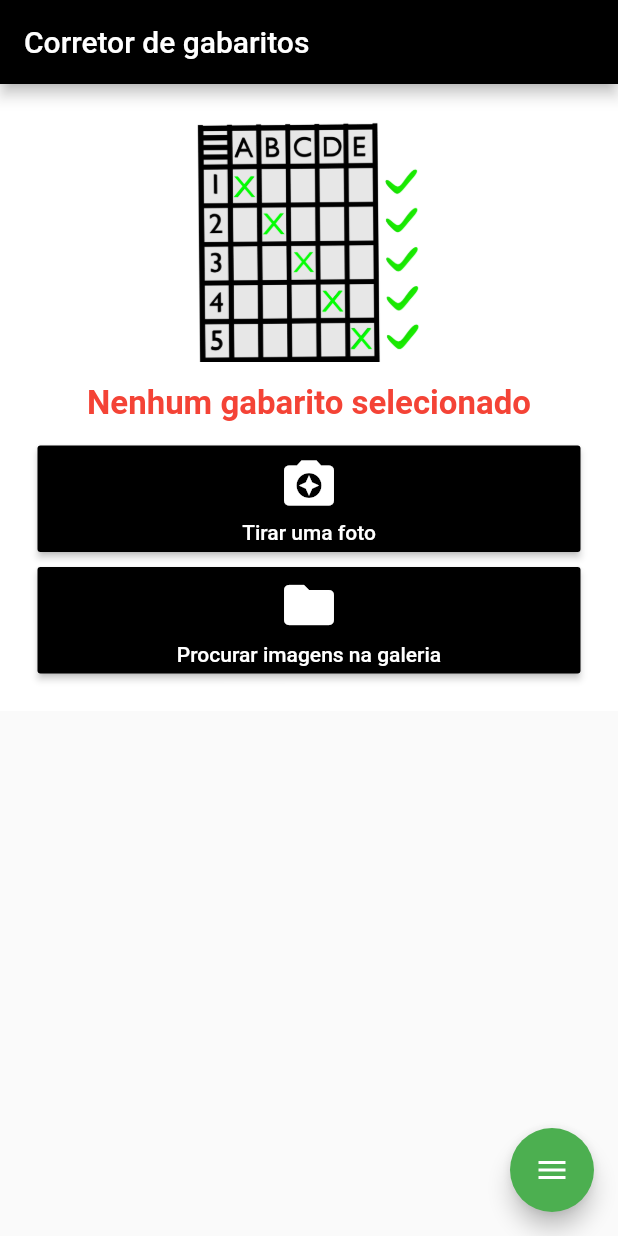
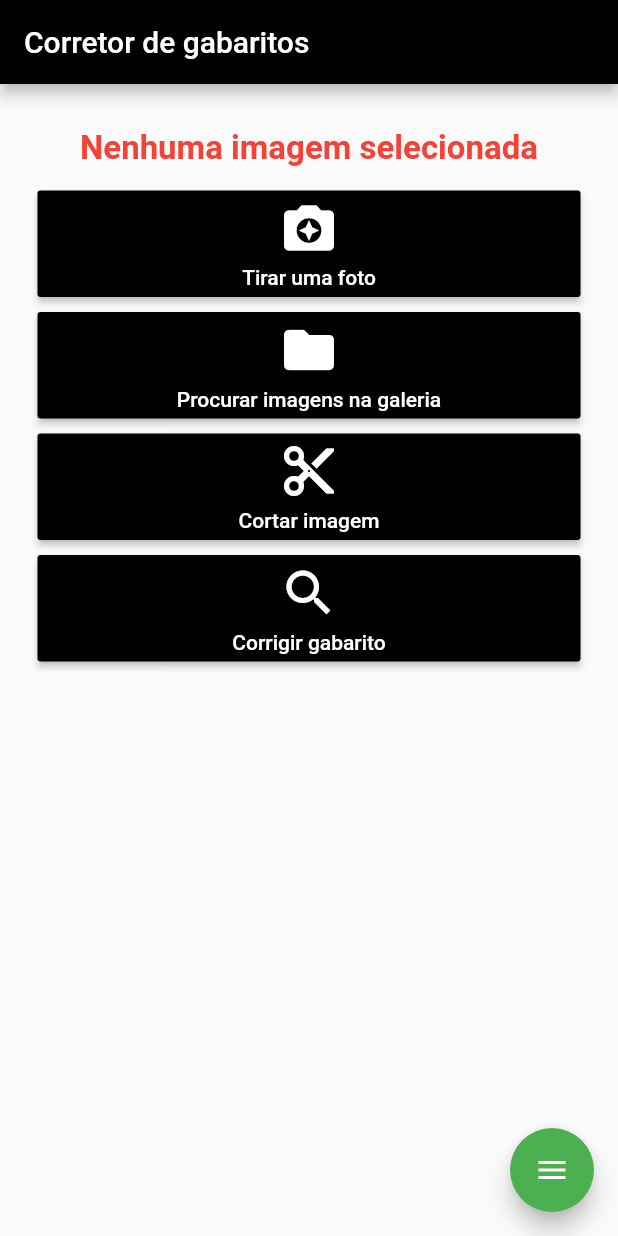
Before and after one commit to Otavio15/CORRETOR-DE-GABARITOS-FRONTEND, a Flutter app: the screen it shows after launch, after a tap on "Tirar uma foto", on a phone screen of 412 x 824 dp. Run offline on Flutter 3.47's test engine with Material 2 defaults, Android fonts, the phone set to English and light mode, and no system bars; drawn by our look-alikes of flutter_speed_dial; our stand-ins replace dio, image_cropper, image_picker, toast.

Commit message:
Comunicação com o web service ok

```diff
--- a/lib/cadastrarGabarito.dart
+++ b/lib/cadastrarGabarito.dart
@@ -2,6 +2,7 @@
 import 'package:flutter/material.dart';
 import 'package:flutter/widgets.dart';
 import 'package:gabarito_app/questoes.dart';
+import 'package:toast/toast.dart';
 import 'questoes.dart';
 import 'package:path_provider/path_provider.dart';
 import 'dart:io';
@@ -84,6 +85,7 @@ class _CadastrarGabaritoState extends State<CadastrarGabarito> {
       setState(() {
         gabarito = json.decode(dados);
         _nomeController.text = gabarito.keys.first;
+
         Map <String, dynamic> questoes = gabarito.values.first;
         int indice = 1;
         for (var x in questoes.values){
@@ -95,7 +97,6 @@ class _CadastrarGabaritoState extends State<CadastrarGabarito> {
         }
       });
     } );
-
   }
 
   @override
@@ -283,6 +284,7 @@ class _CadastrarGabaritoState extends State<CadastrarGabarito> {
                       else{
                         _salvarArquivo();
                         Navigator.pop(context);
+                        Toast.show("Gabarito salvo!", context, duration: Toast.LENGTH_LONG, gravity:  Toast.BOTTOM);
                       }
                     },
                     child: Column(
--- a/lib/home.dart
+++ b/lib/home.dart
@@ -1,9 +1,11 @@
 
 import 'package:flutter/cupertino.dart';
 import 'package:flutter/material.dart';
+import 'package:gabarito_app/api.dart';
 import 'package:image_picker/image_picker.dart';
 import 'dart:io';
 import 'package:flutter_speed_dial/flutter_speed_dial.dart';
+import 'package:image_cropper/image_cropper.dart';
 
 class Home extends StatefulWidget {
   @override
@@ -12,20 +14,32 @@ class Home extends StatefulWidget {
 
 class _HomeState extends State<Home> {
 
+  File _imagem;
+
+  String _menssagem = "Nenhuma imagem selecionada";
   Color _corMenssagem = Colors.red;
 
-  String _menssagem = "Nenhum gabarito selecionado";
-  File _arquivoCamera;
-  File _arquivoGaleria;
+  Future<void> _getImage(ImageSource source) async{
+    File _imgSelecionada = await ImagePicker.pickImage(source: source);
 
-  camera() async{
-    _arquivoCamera = await ImagePicker.pickImage(source: ImageSource.camera);
-    print("ooo $_arquivoCamera");
+    setState(() {
+      _imagem = _imgSelecionada;
+      if (_imagem.path.isNotEmpty){
+        _menssagem = "Imagem selecionada";
+        _corMenssagem = Colors.green;
+      }
+    });
   }
 
-  galeria() async{
-    _arquivoGaleria = await ImagePicker.pickImage(source: ImageSource.gallery);
-    print("ooo $_arquivoGaleria");
+  Future<void> _cortarImagem() async{
+    File _cortar = await ImageCropper.cropImage(
+      sourcePath: _imagem.path,
+      toolbarTitle: "Cortar imagem",
+    );
+
+    setState(() {
+      _imagem = _cortar ?? _imagem;
+    });
   }
 
   @override
@@ -35,14 +49,12 @@ class _HomeState extends State<Home> {
         title: Text("Corretor de gabaritos"),
         backgroundColor: Colors.black,
       ),
-      body: Container(
-        color: Colors.white,
+      body: SingleChildScrollView(
         padding: EdgeInsets.only(bottom: 25, left: 25, right: 25, top: 15),
         child: SingleChildScrollView(
           child: Column(
             crossAxisAlignment: CrossAxisAlignment.stretch,
             children: <Widget>[
-              Image.asset("logo.png", height: 170,),
               Padding(
                 padding: EdgeInsets.only(bottom: 15, top: 15),
                 child: Text(
@@ -60,7 +72,7 @@ class _HomeState extends State<Home> {
                 children: <Widget>[
                   RaisedButton(
                     onPressed: (){
-                      camera();
+                      _getImage(ImageSource.camera);
                     },
                     child: Column(
                       children: <Widget>[
@@ -82,10 +94,10 @@ class _HomeState extends State<Home> {
                     splashColor: Colors.green,
                   ),
                   Padding(
-                    padding: EdgeInsets.only(top: 10),
+                    padding: EdgeInsets.only(top: 10, bottom: 10),
                     child: RaisedButton(
                       onPressed: (){
-                        galeria();
+                        _getImage(ImageSource.gallery);
                       },
                       child: Column(
                         children: <Widget>[
@@ -100,6 +112,56 @@ class _HomeState extends State<Home> {
                           Padding(
                             padding: EdgeInsets.only(top: 5, bottom: 5),
                             child: Text("Procurar imagens na galeria", style: TextStyle(color: Colors.white),),
+                          )
+                        ],
+                      ),
+                      color: Colors.black,
+                      splashColor: Colors.green,
+                    ),
+                  ),
+                  RaisedButton(
+                    onPressed: (){
+                      _cortarImagem();
+                    },
+                    child: Column(
+                      children: <Widget>[
+                        Padding(
+                          padding: EdgeInsets.only(top: 5),
+                          child: Icon(
+                            Icons.content_cut,
+                            color: Colors.white,
+                            size: 40,
+                          ),
+                        ),
+                        Padding(
+                          padding: EdgeInsets.only(top: 5, bottom: 5),
+                          child: Text("Cortar imagem", style: TextStyle(color: Colors.white),),
+                        )
+                      ],
+                    ),
+                    color: Colors.black,
+                    splashColor: Colors.green,
+                  ),
+                  Padding(
+                    padding: EdgeInsets.only(top: 10),
+                    child: RaisedButton(
+                      onPressed: (){
+                        Api api = new Api();
+                        api.uploadFile(_imagem);
+                      },
+                      child: Column(
+                        children: <Widget>[
+                          Padding(
+                            padding: EdgeInsets.only(top: 5),
+                            child: Icon(
+                              Icons.search,
+                              color: Colors.white,
+                              size: 40,
+                            ),
+                          ),
+                          Padding(
+                            padding: EdgeInsets.only(top: 5, bottom: 5),
+                            child: Text("Corrigir gabarito", style: TextStyle(color: Colors.white),),
                           )
                         ],
                       ),
@@ -153,7 +215,7 @@ class _HomeState extends State<Home> {
               onTap: (){
                 Navigator.pushNamed(context, "/resultados");
               }
-          )
+          ),
         ],
       )
     );
--- a/lib/resultados.dart
+++ b/lib/resultados.dart
@@ -2,6 +2,7 @@
 import 'package:flutter/material.dart';
 
 class Resultados extends StatelessWidget {
+
   @override
   Widget build(BuildContext context) {
     return Scaffold(
--- a/pubspec.yaml
+++ b/pubspec.yaml
@@ -24,8 +24,12 @@ dependencies:
   # Use with the CupertinoIcons class for iOS style icons.
   cupertino_icons: ^0.1.2
   image_picker:
+  image_cropper: 1.0.2
   flutter_speed_dial: ^1.2.1
   path_provider:
+  toast: ^0.1.5
+  http:
+  dio:
 
 dev_dependencies:
   flutter_test:
```
Also changed, not shown: lib/api.dart (added, +54 -0 lines), pubspec.lock.
